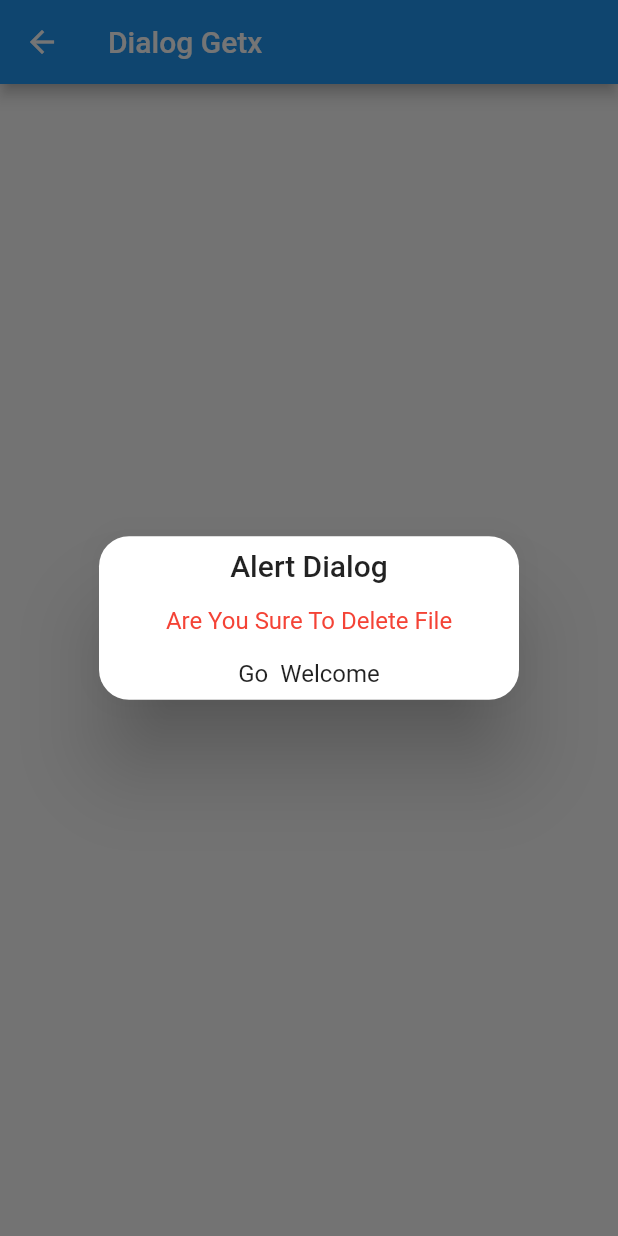
After one commit to Goheldivya/flutter, a Flutter app: the DialogBox screen opened directly, after a tap on "Show Dialog", on a phone screen of 412 x 824 dp. The commit adds this screen. Run offline on Flutter 3.47's test engine with Material 2 defaults, Android fonts, the phone set to English and light mode, and no system bars; our stand-ins replace get.

Commit message:
Getx Exmaples

```diff
--- /dev/null
+++ b/lib/GetxDialog.dart
@@ -0,0 +1,44 @@
+import 'package:flutter/material.dart';
+import 'package:get/get.dart';
+
+class DialogBox extends StatefulWidget {
+  const DialogBox({Key? key}) : super(key: key);
+
+  @override
+  State<DialogBox> createState() => _DialogBoxState();
+}
+
+class _DialogBoxState extends State<DialogBox> {
+  @override
+  Widget build(BuildContext context)
+  {
+    return SafeArea(
+        child: Scaffold(
+          appBar: AppBar(
+            title: Text("Dialog Getx"),
+          ),
+          body: Center(
+            child: ElevatedButton(
+              onPressed: (){
+                //Get.defaultDialog();
+                Get.defaultDialog(
+                  title: "Alert Dialog",
+                  titleStyle: TextStyle(fontSize: 20),
+                  middleText: "Are You Sure To Delete File",
+                  middleTextStyle: TextStyle(color: Colors.red),
+                  textCancel: "Cancle",
+                  textConfirm: "Conform",
+                  onCancel: (){Get.back();},
+                  onConfirm: (){},
+                  cancel: Text("Go"),
+                  confirm: Text("Welcome"),
+                  barrierDismissible: false
+                );
+              },
+              child: Text("Show Dialog"),
+            ),
+          ),
+        )
+    );
+  }
+}
--- a/pubspec.yaml
+++ b/pubspec.yaml
@@ -36,6 +36,7 @@ dependencies:
   # Use with the CupertinoIcons class for iOS style icons.
   cupertino_icons: ^1.0.2
   http: ^0.13.5
+  get: ^4.6.5
 dev_dependencies:
   flutter_test:
     sdk: flutter
```
Also changed, not shown: lib/GetxBottomsheet.dart (added, +57 -0 lines), lib/GetxSnackbar.dart (added, +38 -0 lines), lib/main.dart (+7 -1 lines), pubspec.lock.
